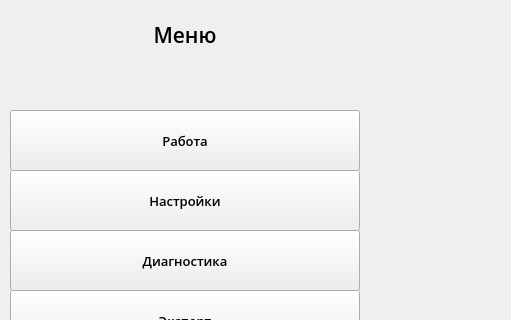
First picture: the form in stackedoptions.ui, repository tomyqg/topaz-m, before the edit; both pictures show x 0 to 511 and y 0 to 320 of the 1237 by 673 pixel window.
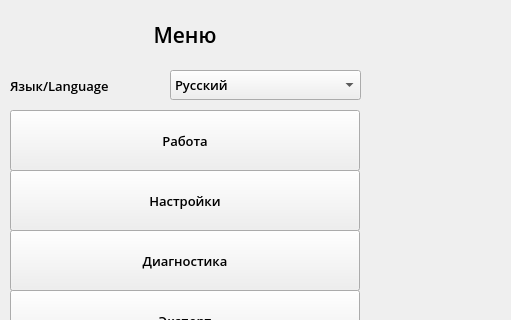
Second picture: the form after the edit. The open tabs and pages were chosen to show the change. Custom widgets are drawn as their Qt base class.

Diff of the .ui file:
```diff
--- a/stackedoptions.ui
+++ b/stackedoptions.ui
@@ -162,6 +162,56 @@
       <string>Сохранить и выйти</string>
      </property>
     </widget>
+    <widget class="QLabel" name="label_25">
+     <property name="geometry">
+      <rect>
+       <x>0</x>
+       <y>60</y>
+       <width>141</width>
+       <height>31</height>
+      </rect>
+     </property>
+     <property name="font">
+      <font>
+       <family>Open Sans Semibold</family>
+       <pointsize>10</pointsize>
+      </font>
+     </property>
+     <property name="text">
+      <string>Язык/Language</string>
+     </property>
+    </widget>
+    <widget class="QComboBox" name="WorkTypeRelay_9">
+     <property name="geometry">
+      <rect>
+       <x>160</x>
+       <y>60</y>
+       <width>191</width>
+       <height>30</height>
+      </rect>
+     </property>
+     <property name="font">
+      <font>
+       <family>Open Sans Semibold</family>
+       <pointsize>10</pointsize>
+      </font>
+     </property>
+     <item>
+      <property name="text">
+       <string>Русский</string>
+      </property>
+     </item>
+     <item>
+      <property name="text">
+       <string>English</string>
+      </property>
+     </item>
+     <item>
+      <property name="text">
+       <string>Deutsch</string>
+      </property>
+     </item>
+    </widget>
    </widget>
    <widget class="QWidget" name="Settings">
     <widget class="QPushButton" name="pushButton_10">
```
Left out of the diff: 2 changed lines with no effect on the pictures.
